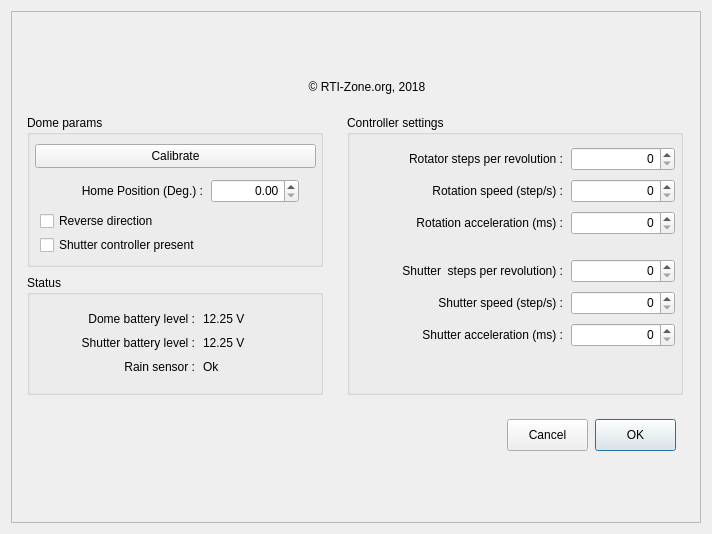
Above: NexDomeV3.ui from rpineau/NexDomeV3 before the change. Below: the same form after it.
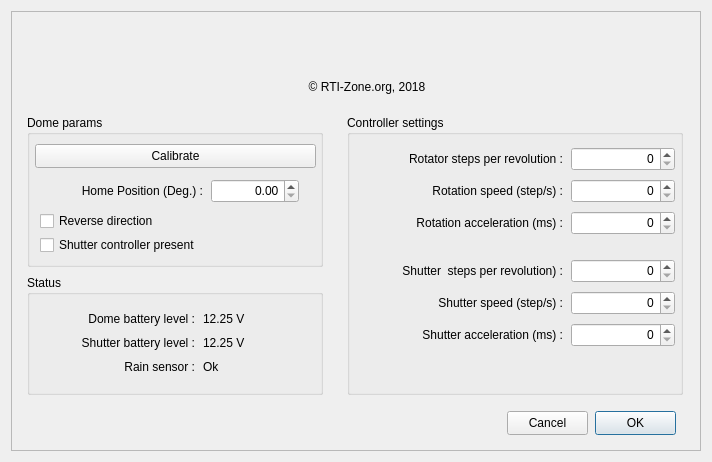
That is the form after the change. Icons and pictures are not drawn. Custom widgets are drawn as their Qt base class.

Patch:
```diff
--- a/NexDomeV3.ui
+++ b/NexDomeV3.ui
@@ -7,19 +7,19 @@
     <x>0</x>
     <y>0</y>
     <width>712</width>
-    <height>534</height>
+    <height>462</height>
    </rect>
   </property>
   <property name="minimumSize">
    <size>
     <width>712</width>
-    <height>534</height>
+    <height>462</height>
    </size>
   </property>
   <property name="maximumSize">
    <size>
     <width>712</width>
-    <height>534</height>
+    <height>462</height>
    </size>
   </property>
   <property name="windowTitle">
@@ -389,9 +389,9 @@
       <property name="geometry">
        <rect>
         <x>496</x>
-        <y>408</y>
+        <y>400</y>
         <width>81</width>
-        <height>32</height>
+        <height>24</height>
        </rect>
       </property>
       <property name="text">
@@ -402,9 +402,9 @@
       <property name="geometry">
        <rect>
         <x>584</x>
-        <y>408</y>
+        <y>400</y>
         <width>81</width>
-        <height>32</height>
+        <height>24</height>
        </rect>
       </property>
       <property name="text">
```
